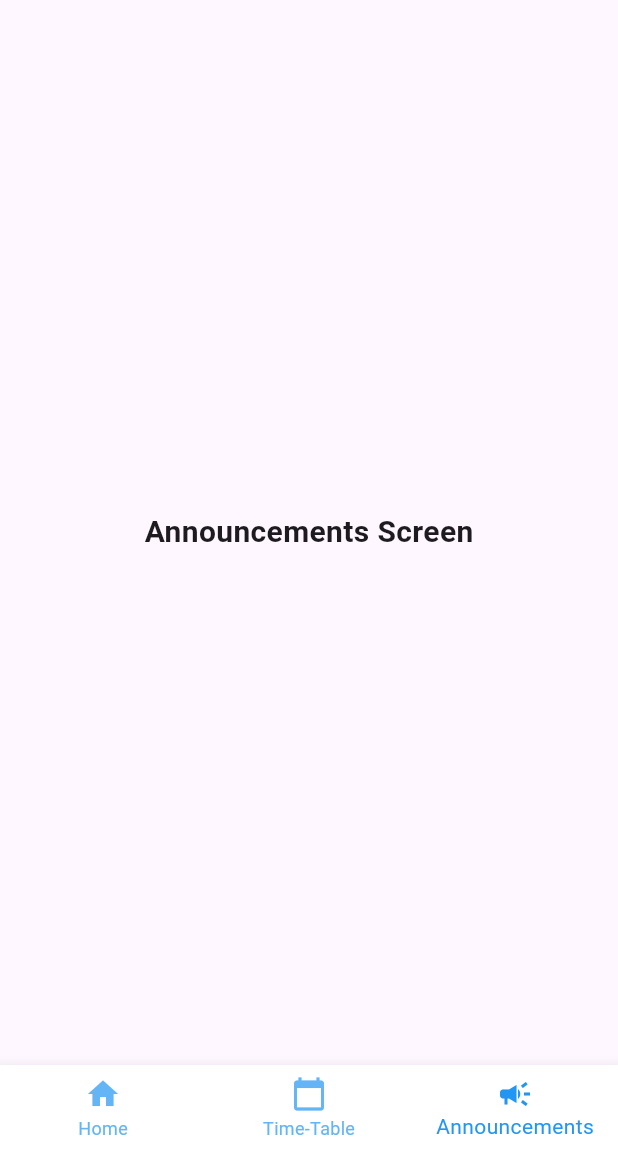
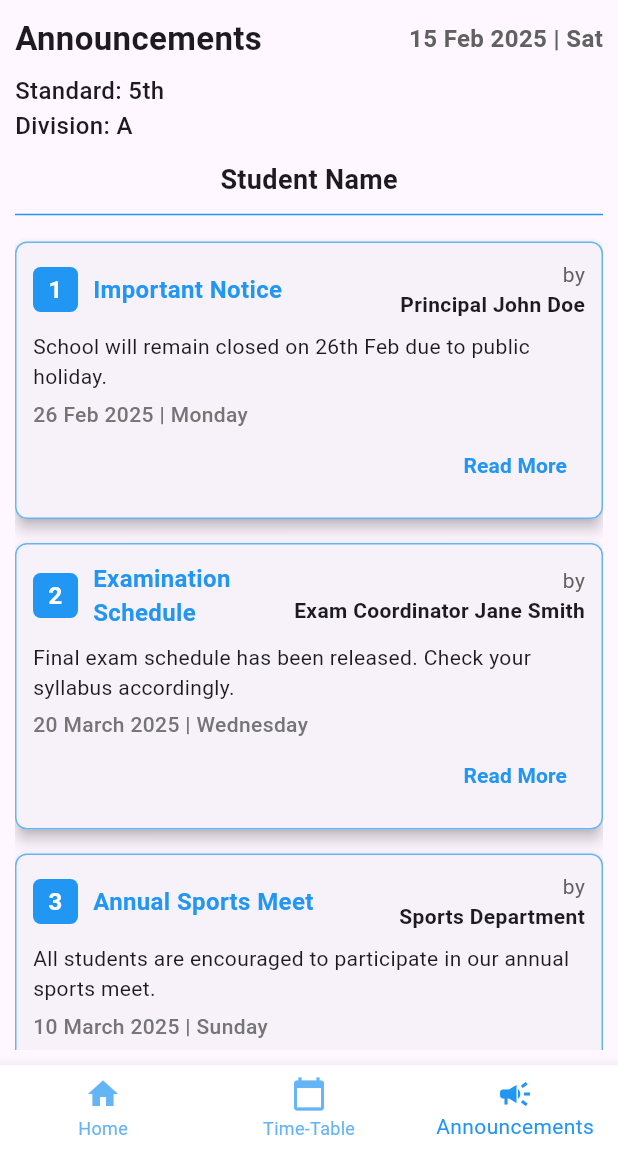
Before and after one commit to iamjatin-g/SSPD-SMS, a Flutter app: the screen it shows after launch, item 3 of the bottom bar chosen, on a phone screen of 412 x 824 dp, the part 84-1236 px from its top. Run offline on Flutter 3.47's test engine with Material 3 defaults, Android fonts, the phone set to English and light mode, and no system bars; our stand-ins replace table_calendar.

Commit message:
Update: Designed UI for Announcements screen

```diff
--- a/Student Portal/lib/screens/announcements_screen.dart
+++ b/Student Portal/lib/screens/announcements_screen.dart
@@ -7,13 +7,175 @@ class AnnouncementsScreen extends StatelessWidget {
   @override
   Widget build(BuildContext context) {
     return BaseScreen(
-      selectedIndex: 2, // Adjust the index if needed
-      child: const Center(
-        child: Text(
-          "Announcements Screen",
-          style: TextStyle(fontSize: 20, fontWeight: FontWeight.bold),
+      selectedIndex: 2, // Adjusted for correct navigation
+      child: Padding(
+        padding: const EdgeInsets.all(10.0),
+        child: Column(
+          crossAxisAlignment: CrossAxisAlignment.start,
+          children: [
+            // Announcement Header
+            Row(
+              mainAxisAlignment: MainAxisAlignment.spaceBetween,
+              children: [
+                const Text(
+                  "Announcements",
+                  style: TextStyle(fontSize: 22, fontWeight: FontWeight.bold),
+                ),
+                Text(
+                  "15 Feb 2025 | Sat",
+                  style: TextStyle(fontSize: 16, fontWeight: FontWeight.w600, color: Colors.grey[700]),
+                ),
+              ],
+            ),
+            const SizedBox(height: 8),
+            const Text("Standard: 5th", style: TextStyle(fontSize: 16, fontWeight: FontWeight.w500)),
+            const Text("Division: A", style: TextStyle(fontSize: 16, fontWeight: FontWeight.w500)),
+            const SizedBox(height: 12),
+
+            // Student Name
+            const Center(
+              child: Text(
+                "Student Name",
+                style: TextStyle(fontSize: 18, fontWeight: FontWeight.bold),
+              ),
+            ),
+            const Divider(thickness: 1, height: 20, color: Colors.blue),
+
+            // Announcements List
+            Expanded(
+              child: ListView(
+                children: [
+                  AnnouncementCard(
+                    number: 1,
+                    title: "Important Notice",
+                    body: "School will remain closed on 26th Feb due to public holiday.",
+                    dateDay: "26 Feb 2025 | Monday",
+                    author: "Principal John Doe",
+                  ),
+                  AnnouncementCard(
+                    number: 2,
+                    title: "Examination Schedule",
+                    body: "Final exam schedule has been released. Check your syllabus accordingly.",
+                    dateDay: "20 March 2025 | Wednesday",
+                    author: "Exam Coordinator Jane Smith",
+                  ),
+                  AnnouncementCard(
+                    number: 3,
+                    title: "Annual Sports Meet",
+                    body: "All students are encouraged to participate in our annual sports meet.",
+                    dateDay: "10 March 2025 | Sunday",
+                    author: "Sports Department",
+                  ),
+                ],
+              ),
+            ),
+          ],
         ),
       ),
     );
   }
 }
+
+// 📌 Improved Announcement Card Widget
+class AnnouncementCard extends StatelessWidget {
+  final int number;
+  final String title;
+  final String body;
+  final String dateDay;
+  final String author;
+
+  const AnnouncementCard({
+    super.key,
+    required this.number,
+    required this.title,
+    required this.body,
+    required this.dateDay,
+    required this.author,
+  });
+
+  @override
+  Widget build(BuildContext context) {
+    return Card(
+      margin: const EdgeInsets.symmetric(vertical: 8),
+      elevation: 4,
+      shape: RoundedRectangleBorder(
+        borderRadius: BorderRadius.circular(8),
+        side: BorderSide(color: Colors.blue.shade300, width: 1),
+      ),
+      child: Padding(
+        padding: const EdgeInsets.all(12.0),
+        child: Column(
+          crossAxisAlignment: CrossAxisAlignment.start,
+          children: [
+            // Row with Number, Title, and Author Name
+            Row(
+              children: [
+                Container(
+                  width: 30,
+                  height: 30,
+                  alignment: Alignment.center,
+                  decoration: BoxDecoration(
+                    color: Colors.blue,
+                    borderRadius: BorderRadius.circular(5),
+                  ),
+                  child: Text(
+                    number.toString(),
+                    style: const TextStyle(fontSize: 16, fontWeight: FontWeight.bold, color: Colors.white),
+                  ),
+                ),
+                const SizedBox(width: 10),
+                Expanded(
+                  child: Text(
+                    title,
+                    style: const TextStyle(fontSize: 16, fontWeight: FontWeight.bold, color: Colors.blue),
+                  ),
+                ),
+                Column(
+                  crossAxisAlignment: CrossAxisAlignment.end,
+                  children: [
+                    Text(
+                      "by",
+                      style: TextStyle(fontSize: 14, color: Colors.grey[700]),
+                    ),
+                    Text(
+                      author, // ✅ Improved author name positioning
+                      style: const TextStyle(fontSize: 14, fontWeight: FontWeight.bold),
+                    ),
+                  ],
+                ),
+              ],
+            ),
+            const SizedBox(height: 8),
+
+            // Announcement Body Text
+            Text(
+              body,
+              style: const TextStyle(fontSize: 14),
+            ),
+            const SizedBox(height: 5),
+
+            // Date and Day
+            Text(
+              dateDay,
+              style: TextStyle(fontSize: 14, fontWeight: FontWeight.w500, color: Colors.grey[600]),
+            ),
+
+            // Read More Button
+            Align(
+              alignment: Alignment.centerRight,
+              child: TextButton(
+                onPressed: () {
+                  // Handle read more functionality
+                },
+                child: const Text(
+                  "Read More",
+                  style: TextStyle(color: Colors.blue, fontWeight: FontWeight.bold),
+                ),
+              ),
+            ),
+          ],
+        ),
+      ),
+    );
+  }
+}
```
